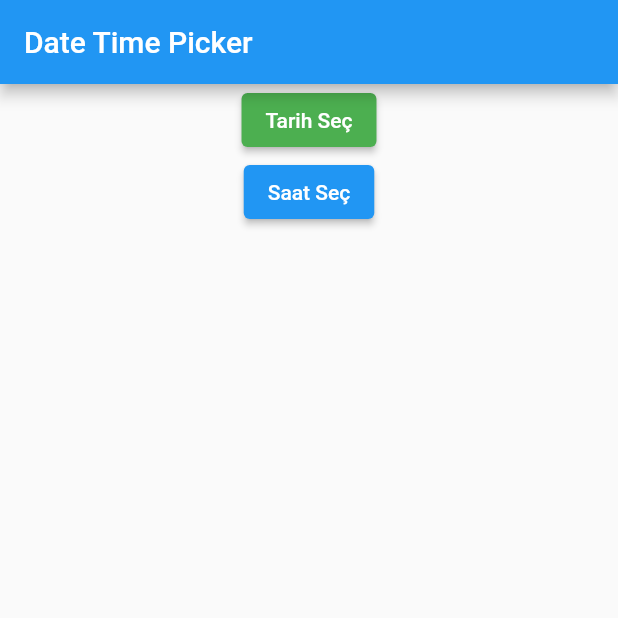
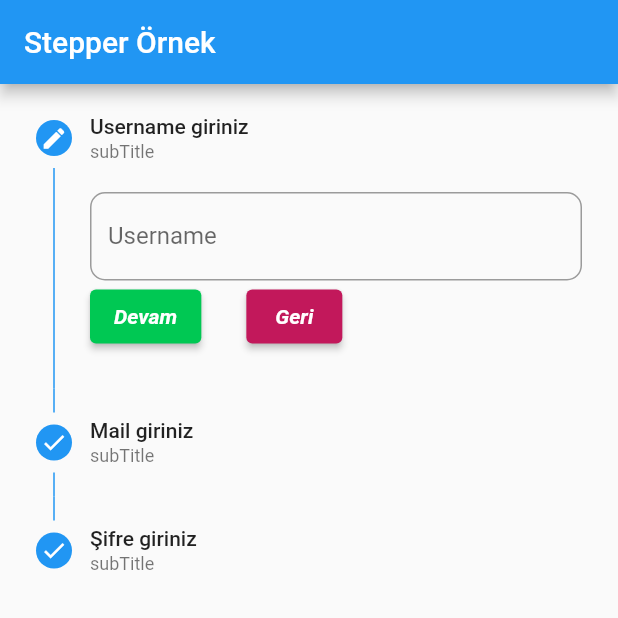
Before and after one commit to ahmetensar7753/flutter_training, a Flutter app: the screen it shows after launch, on a phone screen of 412 x 824 dp, the top half of it. Run offline on Flutter 3.47's test engine with Material 2 defaults, Android fonts, the light colour scheme and no system bars; our stand-ins replace date_format, email_validator, flutter_easyloading, palette_generator; missing offline and left inert: dart:ffi.

Commit message:
stepper kullanimi (onemli)

```diff
--- a/flutter_deneme5/flutter_inputs/lib/main.dart
+++ b/flutter_deneme5/flutter_inputs/lib/main.dart
@@ -2,6 +2,7 @@ import 'package:flutter/material.dart';
 import 'package:flutter_inputs/date_time_picker.dart';
 import 'package:flutter_inputs/diger_form_elemanlari.dart';
 import 'package:flutter_inputs/global_key_kullanimi.dart';
+import 'package:flutter_inputs/stepper_kullanimi.dart';
 import 'package:flutter_inputs/text_form_field_kullanimi.dart';
 
 void main() => runApp(MyApp());
@@ -11,7 +12,7 @@ class MyApp extends StatelessWidget {
   Widget build(BuildContext context) {
     return MaterialApp(
       title: 'Input İslemleri',
-      home: TarihSaatOrnek(),
+      home: StepperOrnek(),
     );
   }
 }
--- /dev/null
+++ b/flutter_deneme5/flutter_inputs/lib/stepper_kullanimi.dart
@@ -0,0 +1,212 @@
+import 'package:flutter/material.dart';
+
+class StepperOrnek extends StatefulWidget {
+  StepperOrnek({Key? key}) : super(key: key);
+
+  @override
+  State<StepperOrnek> createState() => _StepperOrnekState();
+}
+
+class _StepperOrnekState extends State<StepperOrnek> {
+  int _aktifStep = 0;
+  String isim = "";
+  String mail = "";
+  String sifre = "";
+  late List<Step> tumStepler;
+  var key0 = GlobalKey<FormFieldState>();
+  var key1 = GlobalKey<FormFieldState>();
+  var key2 = GlobalKey<FormFieldState>();
+  bool hata = false;
+
+  @override
+  Widget build(BuildContext context) {
+    tumStepler = _tumStepler();
+    return Scaffold(
+      appBar: AppBar(
+        title: Text("Stepper Örnek"),
+      ),
+      body: SingleChildScrollView(
+        child: Stepper(
+          controlsBuilder: (context, details) {
+            return Row(
+              children: [
+                ElevatedButton(
+                  style: ElevatedButton.styleFrom(
+                      primary: Colors.greenAccent.shade700),
+                  onPressed: details.onStepContinue,
+                  child: const Text(
+                    "Devam",
+                    style: TextStyle(
+                        fontWeight: FontWeight.bold,
+                        fontStyle: FontStyle.italic),
+                  ),
+                ),
+                SizedBox(
+                  width: 30,
+                ),
+                ElevatedButton(
+                  style:
+                      ElevatedButton.styleFrom(primary: Colors.pink.shade700),
+                  onPressed: details.onStepCancel,
+                  child: const Text(
+                    "Geri",
+                    style: TextStyle(
+                        fontWeight: FontWeight.bold,
+                        fontStyle: FontStyle.italic),
+                  ),
+                ),
+              ],
+            );
+          },
+          steps: tumStepler,
+          currentStep: _aktifStep,
+          /* onStepTapped: (tiklanilanStep) {
+            setState(() {
+              _aktifStep = tiklanilanStep;
+            });
+          }, */
+          onStepContinue: () {
+            setState(() {
+              _ileriButonKontrol();
+            });
+          },
+          onStepCancel: () {
+            setState(() {
+              if (_aktifStep > 0) {
+                _aktifStep--;
+              }
+            });
+          },
+        ),
+      ),
+    );
+  }
+
+  List<Step> _tumStepler() {
+    List<Step> stepler = [
+      Step(
+        title: Text("Username giriniz"),
+        subtitle: Text("subTitle"),
+        state: _stateleriAyarla(0),
+        isActive: true,
+        content: TextFormField(
+          key: key0,
+          decoration: InputDecoration(
+            labelText: "Username",
+            hintText: "Username",
+            border: OutlineInputBorder(
+              borderRadius: BorderRadius.circular(10),
+            ),
+          ),
+          validator: (girilenDeger) {
+            if (girilenDeger!.length < 6) {
+              return "En az 6 karakter giriniz.";
+            }
+          },
+          onSaved: (girilenDeger) {
+            isim = girilenDeger!;
+          },
+        ),
+      ),
+      Step(
+        title: Text("Mail giriniz"),
+        subtitle: Text("subTitle"),
+        state: _stateleriAyarla(1),
+        isActive: true,
+        content: TextFormField(
+          key: key1,
+          decoration: InputDecoration(
+            labelText: "E-mail",
+            hintText: "E-mail",
+            border: OutlineInputBorder(
+              borderRadius: BorderRadius.circular(10),
+            ),
+          ),
+          validator: (girilenDeger) {
+            if (girilenDeger!.length < 6 || !girilenDeger.contains("@")) {
+              return "Geçerli bir mail giriniz.";
+            }
+          },
+          onSaved: (girilenDeger) {
+            mail = girilenDeger!;
+          },
+        ),
+      ),
+      Step(
+        title: Text("Şifre giriniz"),
+        subtitle: Text("subTitle"),
+        state: _stateleriAyarla(2),
+        isActive: true,
+        content: TextFormField(
+          key: key2,
+          decoration: InputDecoration(
+            labelText: "Password",
+            hintText: "Password",
+            border: OutlineInputBorder(
+              borderRadius: BorderRadius.circular(10),
+            ),
+          ),
+          validator: (girilenDeger) {
+            if (girilenDeger!.length < 6) {
+              return "En az 6 karakter olmalı.";
+            }
+          },
+          onSaved: (girilenDeger) {
+            sifre = girilenDeger!;
+          },
+        ),
+      ),
+    ];
+
+    return stepler;
+  }
+
+  StepState _stateleriAyarla(int oankiStep) {
+    if (_aktifStep == oankiStep) {
+      if (hata) {
+        return StepState.error;
+      } else {
+        return StepState.editing;
+      }
+    } else {
+      return StepState.complete;
+    }
+  }
+
+  void _ileriButonKontrol() {
+    switch (_aktifStep) {
+      case 0:
+        if (key0.currentState!.validate()) {
+          key0.currentState!.save();
+          hata = false;
+          _aktifStep = 1;
+        } else {
+          hata = true;
+        }
+        break;
+      case 1:
+        if (key1.currentState!.validate()) {
+          key1.currentState!.save();
+          hata = false;
+          _aktifStep = 2;
+        } else {
+          hata = true;
+        }
+        break;
+      case 2:
+        if (key2.currentState!.validate()) {
+          key2.currentState!.save();
+          hata = false;
+          //_aktifStep = 2;
+          formTamamlandi();
+        } else {
+          hata = true;
+        }
+        break;
+    }
+  }
+
+  void formTamamlandi() {
+    print("Girilen değerler : isim => $isim - mail => $mail - sifre => $sifre");
+  }
+}
```
